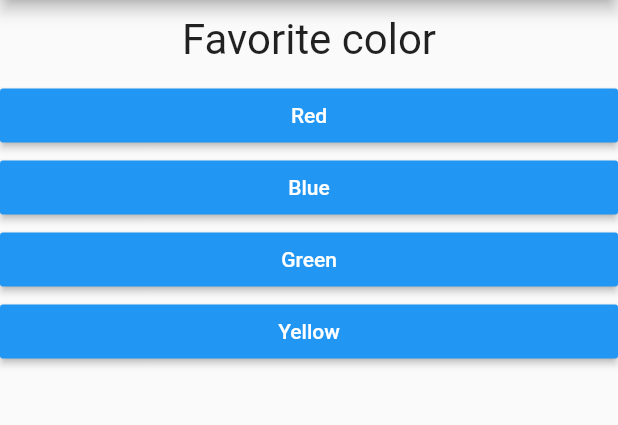
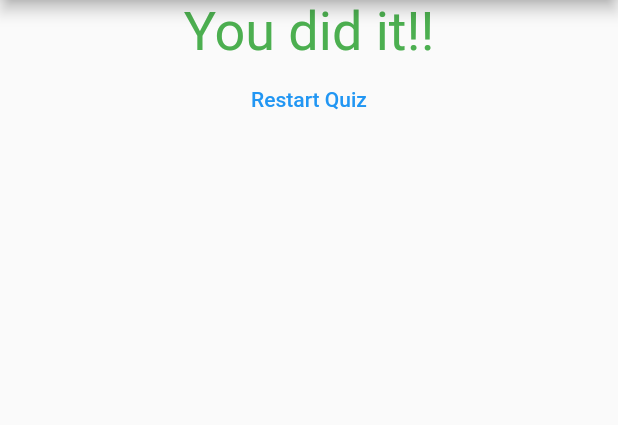
Before and after one commit to nikhild64/flutter, a Flutter app: the screen it shows after launch, after a tap on "Red", after a tap on "Lion", after a tap on "Vue", on a phone screen of 412 x 824 dp, the part 84-509 px from its top. Run offline on Flutter 3.47's test engine with Material 2 defaults, Android fonts, the phone set to English and light mode, and no system bars.

Commit message:
usqge of ternqry operator and code further splitted

```diff
--- a/lib/main.dart
+++ b/lib/main.dart
@@ -1,7 +1,7 @@
 import 'package:flutter/material.dart';
-import 'package:flutter_course/answer.dart';
-import './question.dart';
-import './question.dart';
+
+import './result.dart';
+import './quiz.dart';
 
 void main() {
   runApp(Myapp());
@@ -15,6 +15,12 @@ class Myapp extends StatefulWidget {
 }
 
 class MyAppState extends State<Myapp> {
+  void _resetQuiz() {
+    setState(() {
+      index = 0;
+    });
+  }
+
   var questions = [
     {
       'questionText': 'Favorite color',
@@ -35,11 +41,7 @@ class MyAppState extends State<Myapp> {
     print(index);
 
     setState(() {
-      if (index == questions.length - 1) {
-        index = 0;
-      } else {
-        index = index + 1;
-      }
+      index = index + 1;
     });
     print(index);
   }
@@ -47,18 +49,18 @@ class MyAppState extends State<Myapp> {
   Widget build(BuildContext context) {
     return MaterialApp(
       home: Scaffold(
-        appBar: AppBar(
-          title: Text('firstApp'),
-        ),
-        body: Column(
-          children: [
-            Question(questions[index]['questionText']),
-            ...(questions[index]['answerText'] as List<String>).map((answer) {
-              return Answer(answerQuestion, answer);
-            }).toList(),
-          ],
-        ),
-      ),
+          appBar: AppBar(
+            title: Text('firstApp'),
+          ),
+          body: (index < questions.length)
+              ? Quiz(
+                  answerQuestion: answerQuestion,
+                  index: index,
+                  questions: questions,
+                )
+              : Result(
+                  resetQuiz: _resetQuiz,
+                )),
     );
   }
 }
--- /dev/null
+++ b/lib/quiz.dart
@@ -0,0 +1,21 @@
+import 'package:flutter/material.dart';
+import './answer.dart';
+import './question.dart';
+
+class Quiz extends StatelessWidget {
+  final questions;
+  final index;
+  final Function answerQuestion;
+  Quiz({this.answerQuestion, this.index, this.questions});
+  @override
+  Widget build(BuildContext context) {
+    return Column(
+      children: [
+        Question(questions[index]['questionText']),
+        ...(questions[index]['answerText'] as List<String>).map((answer) {
+          return Answer(answerQuestion, answer);
+        }).toList(),
+      ],
+    );
+  }
+}
--- /dev/null
+++ b/lib/result.dart
@@ -0,0 +1,29 @@
+import 'package:flutter/material.dart';
+
+class Result extends StatelessWidget {
+  final Function resetQuiz;
+  Result({this.resetQuiz});
+  @override
+  Widget build(BuildContext context) {
+    return Column(
+      children: [
+        Center(
+          child: Text(
+            'You did it!!',
+            style: TextStyle(
+              fontSize: 36,
+              color: Colors.green,
+            ),
+          ),
+        ),
+        FlatButton(
+          onPressed: resetQuiz,
+          child: Text(
+            'Restart Quiz',
+            style: TextStyle(color: Colors.blue),
+          ),
+        )
+      ],
+    );
+  }
+}
```
